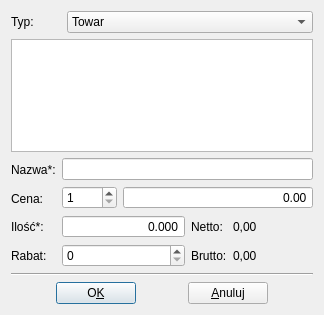
The window that ui/GoodsList.ui (juliagoda/qfaktury) describes before a commit, drawn with Qt 5.
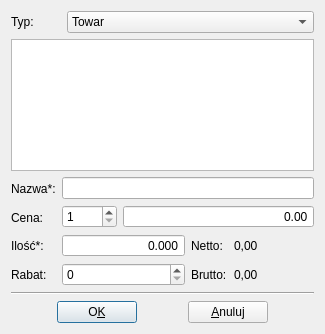
The same window after the commit.

```diff
--- a/ui/GoodsList.ui
+++ b/ui/GoodsList.ui
@@ -6,8 +6,8 @@
    <rect>
     <x>0</x>
     <y>0</y>
-    <width>324</width>
-    <height>315</height>
+    <width>325</width>
+    <height>334</height>
    </rect>
   </property>
   <property name="windowTitle">
```
